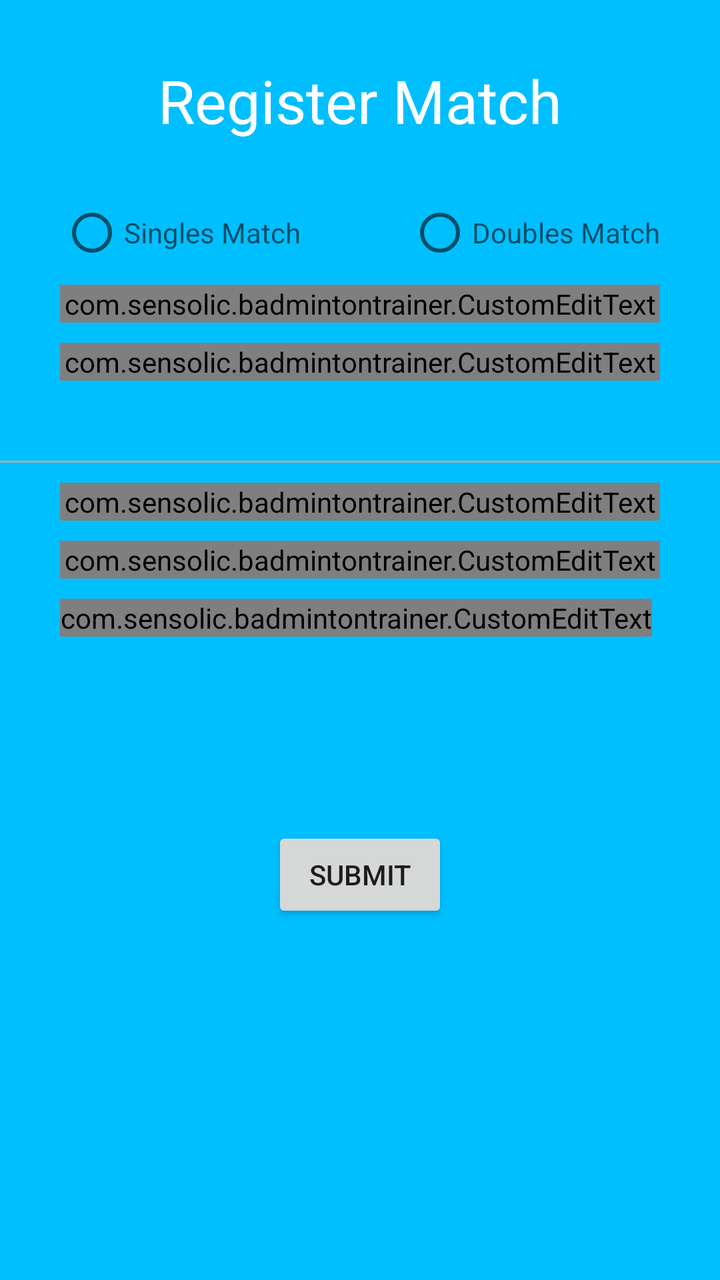
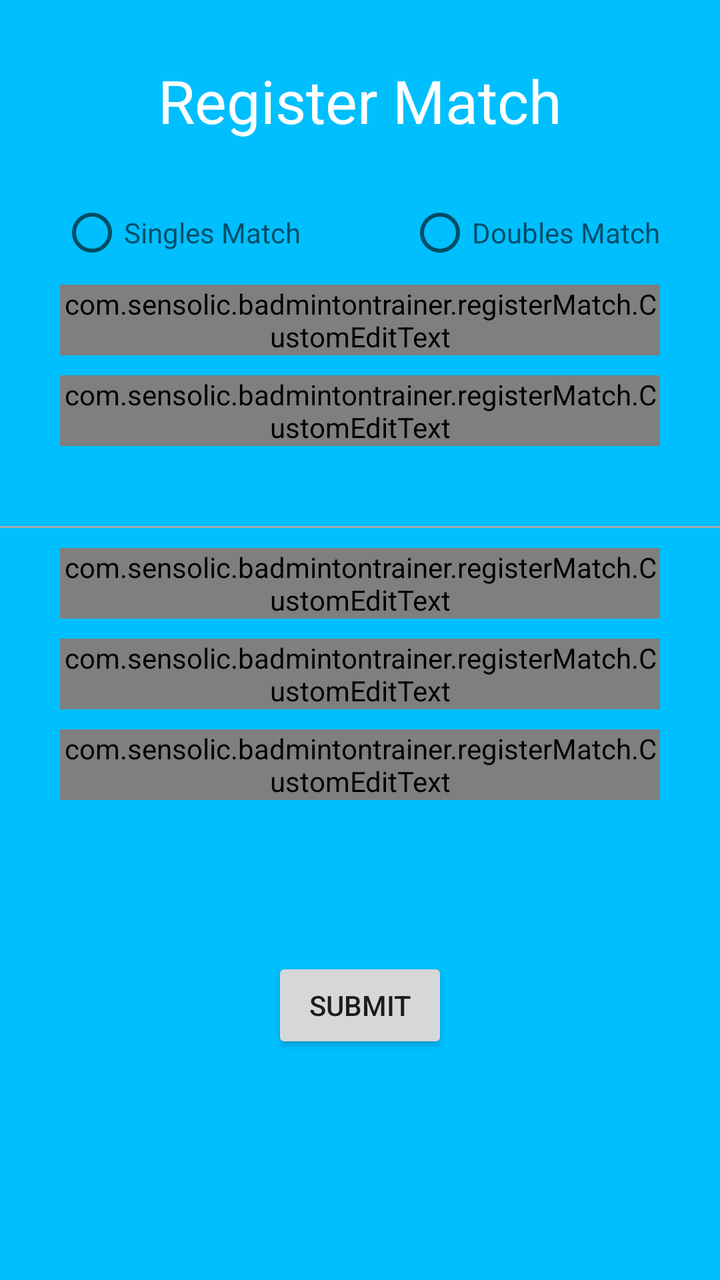

Screens rendered from an Android XML layout before and after an edit, with the pre-edit source and the edit as a unified diff.
<!-- AndroidManifest.xml: application theme AppTheme -->
<!-- res/layout/activity_register_match.xml -->
<?xml version="1.0" encoding="utf-8"?>
<ScrollView xmlns:android="http://schemas.android.com/apk/res/android"
    xmlns:tools="http://schemas.android.com/tools"
    android:id="@+id/registerMatchScrollView"
    android:layout_width="match_parent"
    android:layout_height="match_parent"
    android:focusable="true"
    android:focusableInTouchMode="true"
    android:background="@color/colorPrimaryDark"
    tools:context=".RegisterMatchActivity">

    <RelativeLayout
        android:id="@+id/registerMatchContainer"
        android:layout_width="match_parent"
        android:layout_height="wrap_content"
        android:orientation="vertical">

        <TextView
            android:id="@+id/registerMatchHeadline"
            android:layout_width="wrap_content"
            android:layout_height="wrap_content"
            android:layout_centerInParent="true"
            android:layout_alignParentTop="true"
            android:layout_margin="@dimen/marginRegisterMatch"
            android:text="@string/registerMatchHeadline"
            android:textColor="@color/colorRegisterMatch"
            android:textSize="30sp" />

        <RadioGroup
            android:id="@+id/matchTypeSelector"
            android:layout_width="wrap_content"
            android:layout_height="wrap_content"
            android:layout_marginStart="30dp"
            android:layout_marginEnd="30dp"
            android:layout_below="@id/registerMatchHeadline"
            android:orientation="horizontal">

            <RadioButton
                android:id="@+id/singlesMatchSelector"
                android:layout_width="wrap_content"
                android:layout_height="wrap_content"
                android:hint="Singles Match" />

            <View
                android:layout_width="0dp"
                android:layout_height="0dp"
                android:layout_weight="1" />

            <RadioButton
                android:id="@+id/doublesMatchSelector"
                android:layout_width="wrap_content"
                android:layout_height="wrap_content"
                android:hint="Doubles Match" />
        </RadioGroup>

        <com.google.android.material.textfield.TextInputLayout
            android:id="@+id/team1player1"
            android:layout_width="match_parent"
            android:layout_height="wrap_content"
            android:layout_below="@id/matchTypeSelector"
            android:layout_marginStart="30dp"
            android:layout_marginTop="10dp"
            android:layout_marginEnd="30dp">

            <com.sensolic.badmintontrainer.CustomEditText
                android:id="@+id/player1editText"
                android:layout_width="match_parent"
                android:layout_height="wrap_content"
                android:layout_gravity="center"
                android:inputType="textPersonName"
                android:lines="1"
                android:minWidth="233dp" />
        </com.google.android.material.textfield.TextInputLayout>

        <com.google.android.material.textfield.TextInputLayout
            android:id="@+id/team1player2"
            android:layout_width="match_parent"
            android:layout_height="wrap_content"
            android:layout_below="@id/team1player1"
            android:layout_marginStart="30dp"
            android:layout_marginTop="10dp"
            android:layout_marginEnd="30dp">

            <com.sensolic.badmintontrainer.CustomEditText
                android:id="@+id/player2editText"
                android:layout_width="match_parent"
                android:layout_height="wrap_content"
                android:layout_gravity="center"
                android:inputType="textPersonName"
                android:lines="1"
                android:minWidth="233dp" />
        </com.google.android.material.textfield.TextInputLayout>

        <View
            android:id="@+id/playerSeparator"
            android:layout_width="match_parent"
            android:layout_height="1dp"
            android:layout_below="@id/team1player2"
            android:layout_marginTop="40dp"
            android:background="@android:color/darker_gray"/>

        <com.google.android.material.textfield.TextInputLayout
            android:id="@+id/team2player1"
            android:layout_width="match_parent"
            android:layout_height="wrap_content"
            android:layout_below="@id/playerSeparator"
            android:layout_marginStart="30dp"
            android:layout_marginTop="10dp"
            android:layout_marginEnd="30dp">

            <com.sensolic.badmintontrainer.CustomEditText
                android:id="@+id/player3editText"
                android:layout_width="match_parent"
                android:layout_height="wrap_content"
                android:layout_gravity="center"
                android:inputType="textPersonName"
                android:lines="1"
                android:minWidth="233dp" />
        </com.google.android.material.textfield.TextInputLayout>

        <com.google.android.material.textfield.TextInputLayout
            android:id="@+id/team2player2"
            android:layout_width="match_parent"
            android:layout_height="wrap_content"
            android:layout_below="@id/team2player1"
            android:layout_marginStart="30dp"
            android:layout_marginTop="10dp"
            android:layout_marginEnd="30dp">

            <com.sensolic.badmintontrainer.CustomEditText
                android:id="@+id/player4editText"
                android:layout_width="match_parent"
                android:layout_height="wrap_content"
                android:layout_gravity="center"
                android:inputType="textPersonName"
                android:lines="1"
                android:minWidth="233dp" />
        </com.google.android.material.textfield.TextInputLayout>

        <LinearLayout
            android:id="@+id/scoreContainer"
            android:layout_width="match_parent"
            android:layout_height="wrap_content"
            android:layout_below="@id/team2player2"
            android:layout_marginStart="30dp"
            android:layout_marginTop="10dp"
            android:layout_marginEnd="30dp"
            android:orientation="horizontal">

            <Space
                android:layout_width="0dp"
                android:layout_height="0dp"
                android:layout_weight="2" />

            <com.google.android.material.textfield.TextInputLayout
                android:layout_width="wrap_content"
                android:layout_height="wrap_content"
                android:hint="@string/score1Hint">

                <com.sensolic.badmintontrainer.CustomEditText
                    android:id="@+id/scoreTeam1"
                    android:layout_width="wrap_content"
                    android:layout_height="wrap_content"
                    android:layout_gravity="center"
                    android:inputType="number"
                    android:maxWidth="150dp"
                    android:minWidth="100dp"
                    android:textAlignment="center" />
            </com.google.android.material.textfield.TextInputLayout>

            <TextView
                android:layout_width="wrap_content"
                android:layout_height="wrap_content"
                android:layout_gravity="center"
                android:layout_margin="10dp"
                android:text="@string/scoreSeparator"
                android:textSize="20sp" />

            <com.google.android.material.textfield.TextInputLayout
                android:layout_width="wrap_content"
                android:layout_height="wrap_content"
                android:hint="@string/score2Hint">

                <com.sensolic.badmintontrainer.CustomEditText
                    android:id="@+id/scoreTeam2"
                    android:layout_width="wrap_content"
                    android:layout_height="wrap_content"
                    android:layout_gravity="center"
                    android:inputType="number"
                    android:maxWidth="150dp"
                    android:minWidth="100dp"
                    android:textAlignment="center" />
            </com.google.android.material.textfield.TextInputLayout>

            <Space
                android:layout_width="0dp"
                android:layout_height="0dp"
                android:layout_weight="2" />

        </LinearLayout>

        <TextView
            android:id="@+id/errorText"
            android:layout_width="match_parent"
            android:layout_height="wrap_content"
            android:layout_below="@id/scoreContainer"
            android:layout_gravity="center"
            android:layout_marginStart="30dp"
            android:layout_marginTop="20dp"
            android:layout_marginEnd="30dp"
            android:text=""
            android:textAlignment="center"
            android:textColor="@color/colorError"
            android:textSize="20sp" />

        <Button
            android:id="@+id/submitButton"
            android:layout_width="wrap_content"
            android:layout_height="match_parent"
            android:layout_below="@id/errorText"
            android:layout_centerInParent="true"
            android:layout_marginTop="20dp"
            android:text="@string/submitButton" />

    </RelativeLayout>
</ScrollView>
<!-- resources referenced by this layout -->
<resources>
  <color name="colorError">#FF0000</color>
  <color name="colorPrimaryDark">#00BFFF</color>
  <color name="colorRegisterMatch">#FFFFFF</color>
  <dimen name="marginRegisterMatch">30dp</dimen>
  <string name="registerMatchHeadline">Register Match</string>
  <string name="score1Hint">Score 1 </string>
  <string name="score2Hint">Score 2 </string>
  <string name="scoreSeparator">:</string>
  <string name="submitButton">Submit</string>
  <style name="AppTheme" parent="Theme.AppCompat.Light.NoActionBar">
          
          <item name="colorPrimary">@color/colorPrimary</item>
          <item name="colorPrimaryDark">@color/colorPrimaryDark</item>
          <item name="colorAccent">@color/colorAccent</item>
      </style>
  <color name="colorPrimary">#6200EE</color>
  <color name="colorAccent">#03DAC5</color>
</resources>

<!-- the commit's change to res/layout/activity_register_match.xml (unified diff, before → after) -->
@@ -7,7 +7,7 @@
     android:focusable="true"
     android:focusableInTouchMode="true"
     android:background="@color/colorPrimaryDark"
-    tools:context=".RegisterMatchActivity">
+    tools:context=".registerMatch.RegisterMatchActivity">
 
     <RelativeLayout
         android:id="@+id/registerMatchContainer"
@@ -62,7 +62,7 @@
             android:layout_marginTop="10dp"
             android:layout_marginEnd="30dp">
 
-            <com.sensolic.badmintontrainer.CustomEditText
+            <com.sensolic.badmintontrainer.registerMatch.CustomEditText
                 android:id="@+id/player1editText"
                 android:layout_width="match_parent"
                 android:layout_height="wrap_content"
@@ -81,7 +81,7 @@
             android:layout_marginTop="10dp"
             android:layout_marginEnd="30dp">
 
-            <com.sensolic.badmintontrainer.CustomEditText
+            <com.sensolic.badmintontrainer.registerMatch.CustomEditText
                 android:id="@+id/player2editText"
                 android:layout_width="match_parent"
                 android:layout_height="wrap_content"
@@ -108,7 +108,7 @@
             android:layout_marginTop="10dp"
             android:layout_marginEnd="30dp">
 
-            <com.sensolic.badmintontrainer.CustomEditText
+            <com.sensolic.badmintontrainer.registerMatch.CustomEditText
                 android:id="@+id/player3editText"
                 android:layout_width="match_parent"
                 android:layout_height="wrap_content"
@@ -127,7 +127,7 @@
             android:layout_marginTop="10dp"
             android:layout_marginEnd="30dp">
 
-            <com.sensolic.badmintontrainer.CustomEditText
+            <com.sensolic.badmintontrainer.registerMatch.CustomEditText
                 android:id="@+id/player4editText"
                 android:layout_width="match_parent"
                 android:layout_height="wrap_content"
@@ -157,7 +157,7 @@
                 android:layout_height="wrap_content"
                 android:hint="@string/score1Hint">
 
-                <com.sensolic.badmintontrainer.CustomEditText
+                <com.sensolic.badmintontrainer.registerMatch.CustomEditText
                     android:id="@+id/scoreTeam1"
                     android:layout_width="wrap_content"
                     android:layout_height="wrap_content"
@@ -181,7 +181,7 @@
                 android:layout_height="wrap_content"
                 android:hint="@string/score2Hint">
 
-                <com.sensolic.badmintontrainer.CustomEditText
+                <com.sensolic.badmintontrainer.registerMatch.CustomEditText
                     android:id="@+id/scoreTeam2"
                     android:layout_width="wrap_content"
                     android:layout_height="wrap_content"
